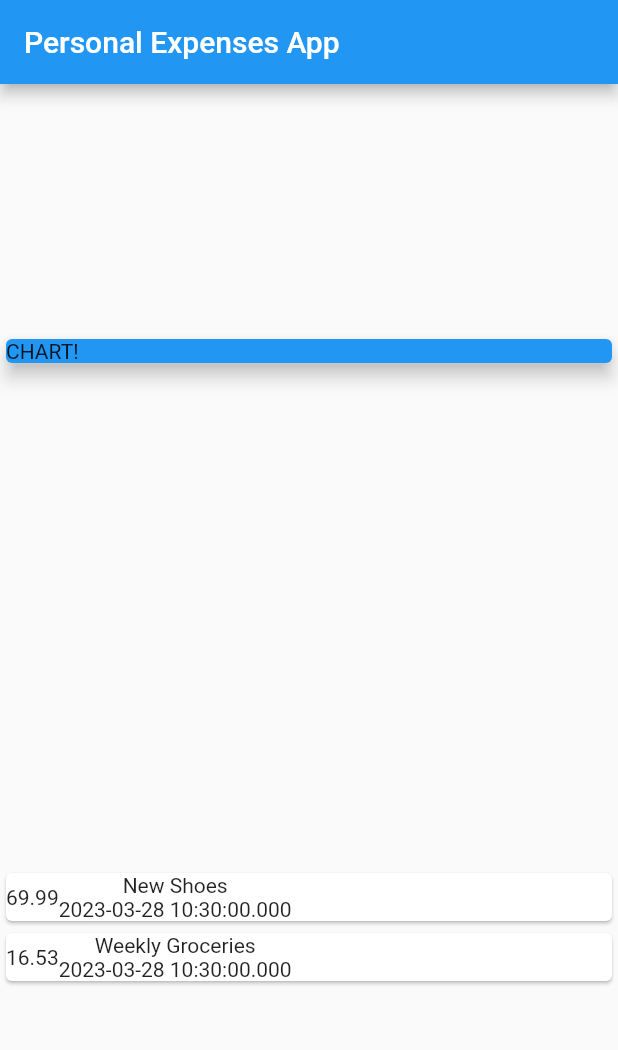
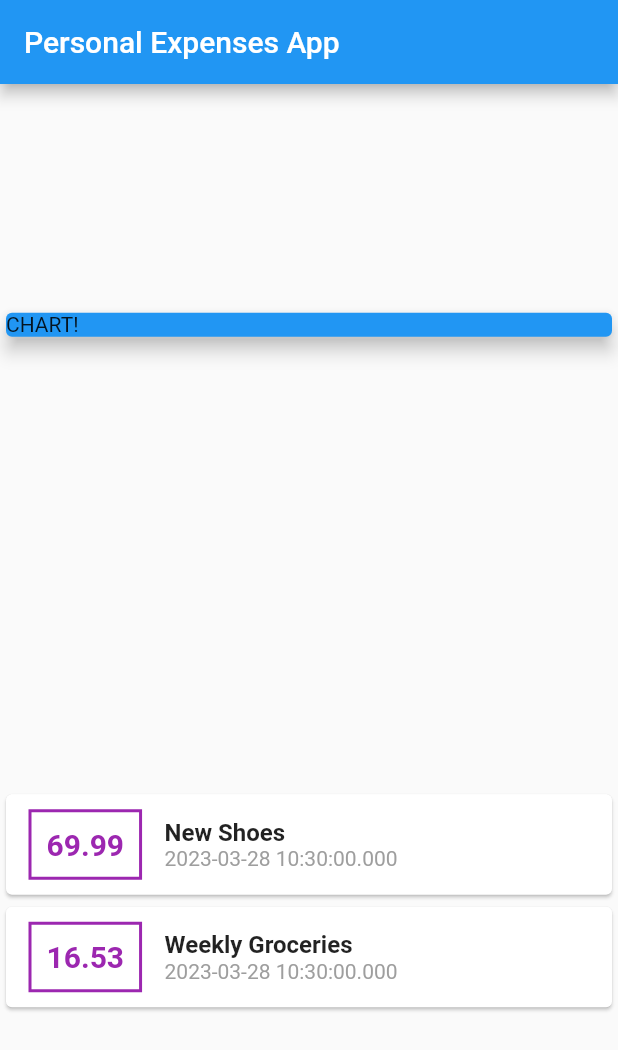
Before and after one commit to HMEI83/Flutter-Dart-Guide, a Flutter app: the screen it shows after launch, on a phone screen of 412 x 824 dp. Shown: the top 1050 px of the screen. Run offline on Flutter 3.47's test engine with Material 2 defaults, Android fonts, the phone set to English and light mode, and no system bars.

Commit message:
styling container and text

```diff
--- a/personal_expenses_app/lib/main.dart
+++ b/personal_expenses_app/lib/main.dart
@@ -1,4 +1,4 @@
-// ignore_for_file: sized_box_for_whitespace, use_key_in_widget_constructors, avoid_unnecessary_containers
+// ignore_for_file: sized_box_for_whitespace, use_key_in_widget_constructors, avoid_unnecessary_containers, prefer_const_constructors
 
 import 'package:flutter/material.dart';
 
@@ -52,14 +52,32 @@ class MyHomePage extends StatelessWidget {
                 child: Row(
                   children: <Widget>[
                     Container(
+                      margin:
+                          EdgeInsets.symmetric(vertical: 10, horizontal: 15),
+                      decoration: BoxDecoration(
+                          border: Border.all(
+                        color: Colors.purple,
+                        width: 2,
+                      )),
+                      padding: EdgeInsets.all(10),
                       child: Text(
+                        style: TextStyle(
+                            fontWeight: FontWeight.bold,
+                            fontSize: 20,
+                            color: Colors.purple),
                         tx.amount.toString(),
                       ),
                     ),
                     Column(
+                      crossAxisAlignment: CrossAxisAlignment.start,
                       children: <Widget>[
-                        Text(tx.title),
-                        Text(tx.date.toString())
+                        Text(
+                          tx.title,
+                          style: TextStyle(
+                              fontSize: 16, fontWeight: FontWeight.bold),
+                        ),
+                        Text(tx.date.toString(),
+                            style: TextStyle(color: Colors.grey)),
                       ],
                     )
                   ],
```
